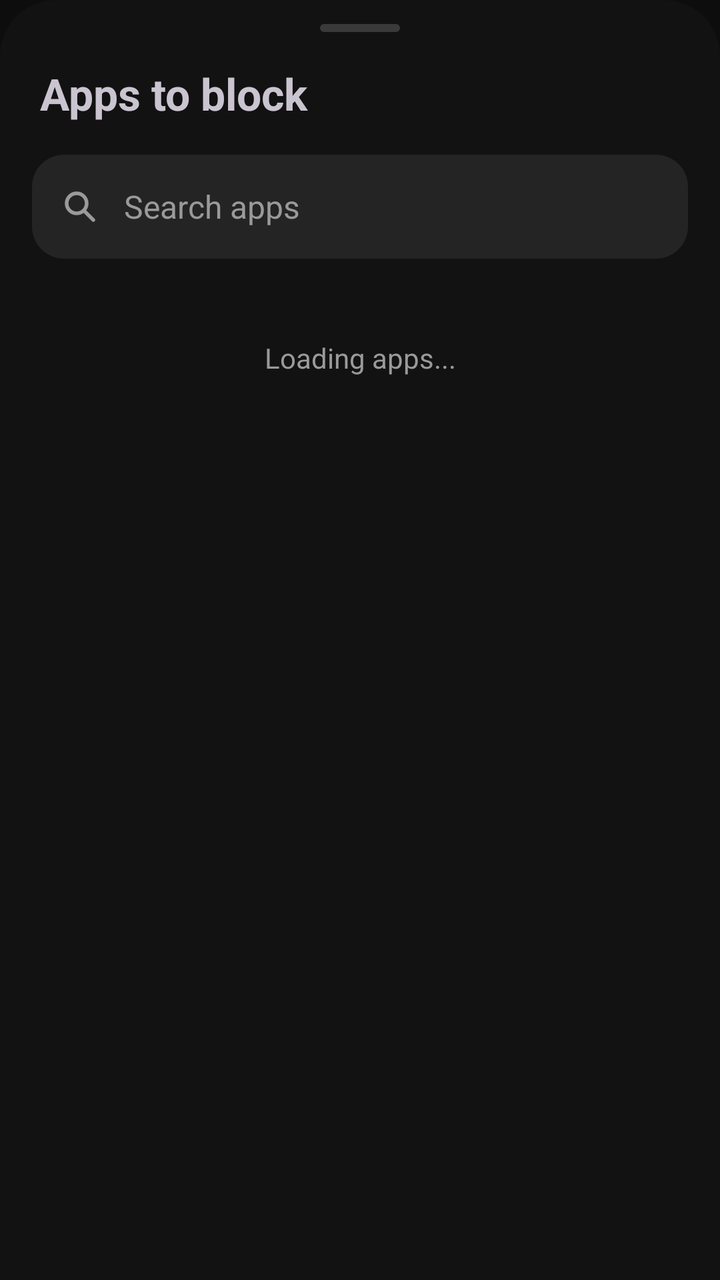
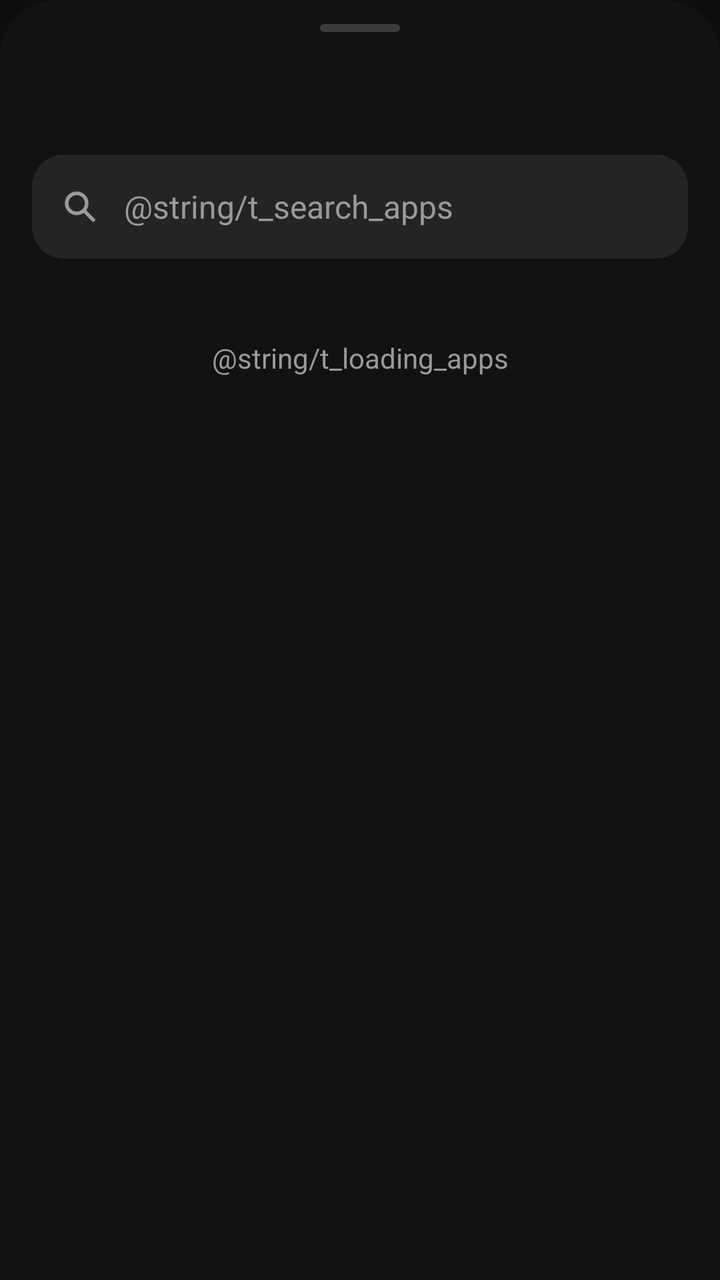

Two renders of the same Android screen: before a commit and after it. Below are the layout's source before the change and the commit's diff.
<!-- AndroidManifest.xml: application theme Theme.FocusGuard -->
<!-- res/layout/sheet_apps.xml -->
<?xml version="1.0" encoding="utf-8"?>
<LinearLayout xmlns:android="http://schemas.android.com/apk/res/android"
    android:layout_width="match_parent"
    android:layout_height="match_parent"
    android:background="@drawable/bg_sheet"
    android:orientation="vertical">

    <View
        android:layout_width="40dp"
        android:layout_height="4dp"
        android:layout_gravity="center_horizontal"
        android:layout_marginTop="12dp"
        android:background="@drawable/bg_handle" />

    <TextView
        android:layout_width="wrap_content"
        android:layout_height="wrap_content"
        android:paddingStart="20dp"
        android:paddingTop="16dp"
        android:paddingEnd="20dp"
        android:text="Apps to block"
        android:textSize="22sp"
        android:textStyle="bold" />

    <LinearLayout
        android:layout_width="match_parent"
        android:layout_height="wrap_content"
        android:layout_margin="16dp"
        android:background="@drawable/bg_input"
        android:gravity="center_vertical"
        android:orientation="horizontal"
        android:paddingStart="14dp"
        android:paddingEnd="14dp">

        <ImageView
            android:layout_width="20dp"
            android:layout_height="20dp"
            android:importantForAccessibility="no"
            android:src="@drawable/ic_search" />

        <EditText
            android:id="@+id/etSearch"
            android:layout_width="match_parent"
            android:layout_height="52dp"
            android:background="@null"
            android:hint="Search apps"
            android:importantForAutofill="no"
            android:inputType="text"
            android:maxLines="1"
            android:paddingStart="12dp"
            android:textColorHint="@color/text_secondary"
            android:textSize="16sp" />
    </LinearLayout>

    <TextView
        android:id="@+id/tvLoading"
        android:layout_width="match_parent"
        android:layout_height="wrap_content"
        android:gravity="center"
        android:padding="24dp"
        android:text="Loading apps..."
        android:textColor="@color/text_secondary" />

    <androidx.recyclerview.widget.RecyclerView
        android:id="@+id/rvApps"
        android:layout_width="match_parent"
        android:layout_height="0dp"
        android:layout_weight="1"
        android:clipToPadding="false"
        android:paddingBottom="16dp" />
</LinearLayout>
<!-- resources referenced by this layout -->
<resources>
  <color name="text_secondary">#9A9A9A</color>
  <!-- drawable bg_handle (drawable) -->
  <?xml version="1.0" encoding="utf-8"?>
  <shape xmlns:android="http://schemas.android.com/apk/res/android" android:shape="rectangle">
      <solid android:color="#3A3A3A" />
      <corners android:radius="2dp" />
  </shape>
  <!-- drawable bg_input (drawable) -->
  <?xml version="1.0" encoding="utf-8"?>
  <shape xmlns:android="http://schemas.android.com/apk/res/android" android:shape="rectangle">
      <solid android:color="#242424" />
      <corners android:radius="16dp" />
  </shape>
  <!-- drawable bg_sheet (drawable) -->
  <?xml version="1.0" encoding="utf-8"?>
  <shape xmlns:android="http://schemas.android.com/apk/res/android" android:shape="rectangle">
      <solid android:color="@color/sheet" />
      <corners
          android:topLeftRadius="28dp"
          android:topRightRadius="28dp" />
  </shape>
  <!-- drawable ic_search (drawable) -->
  <?xml version="1.0" encoding="utf-8"?>
  <vector xmlns:android="http://schemas.android.com/apk/res/android"
      android:width="20dp"
      android:height="20dp"
      android:viewportWidth="24"
      android:viewportHeight="24">
      <path
          android:fillColor="#00000000"
          android:pathData="M4,10a6,6 0 1 0 12,0a6,6 0 1 0 -12,0z"
          android:strokeColor="#9A9A9A"
          android:strokeWidth="2.2" />
      <path
          android:fillColor="#00000000"
          android:pathData="M15,15L20,20"
          android:strokeColor="#9A9A9A"
          android:strokeLineCap="round"
          android:strokeWidth="2.2" />
  </vector>
  <style name="Theme.FocusGuard" parent="Theme.Material3.Dark.NoActionBar">
          <item name="colorPrimary">@color/green</item>
          <item name="colorOnPrimary">@color/on_green</item>
          <item name="colorSurface">@color/bg</item>
          <item name="colorOnSurface">@color/text_primary</item>
          <item name="android:windowBackground">@color/bg</item>
          <item name="android:statusBarColor">@color/bg</item>
          <item name="android:navigationBarColor">@color/bg</item>
      </style>
  <color name="sheet">#121212</color>
  <color name="green">#7FDB4A</color>
  <color name="on_green">#0B1F05</color>
  <color name="bg">#0D0D0D</color>
  <color name="text_primary">#FFFFFF</color>
</resources>

<!-- the commit's change to res/layout/sheet_apps.xml (unified diff, before → after) -->
@@ -13,12 +13,12 @@
         android:background="@drawable/bg_handle" />
 
     <TextView
+        android:id="@+id/sheetTitle"
         android:layout_width="wrap_content"
         android:layout_height="wrap_content"
         android:paddingStart="20dp"
         android:paddingTop="16dp"
         android:paddingEnd="20dp"
-        android:text="Apps to block"
         android:textSize="22sp"
         android:textStyle="bold" />
 
@@ -43,7 +43,7 @@
             android:layout_width="match_parent"
             android:layout_height="52dp"
             android:background="@null"
-            android:hint="Search apps"
+            android:hint="@string/t_search_apps"
             android:importantForAutofill="no"
             android:inputType="text"
             android:maxLines="1"
@@ -58,7 +58,7 @@
         android:layout_height="wrap_content"
         android:gravity="center"
         android:padding="24dp"
-        android:text="Loading apps..."
+        android:text="@string/t_loading_apps"
         android:textColor="@color/text_secondary" />
 
     <androidx.recyclerview.widget.RecyclerView
